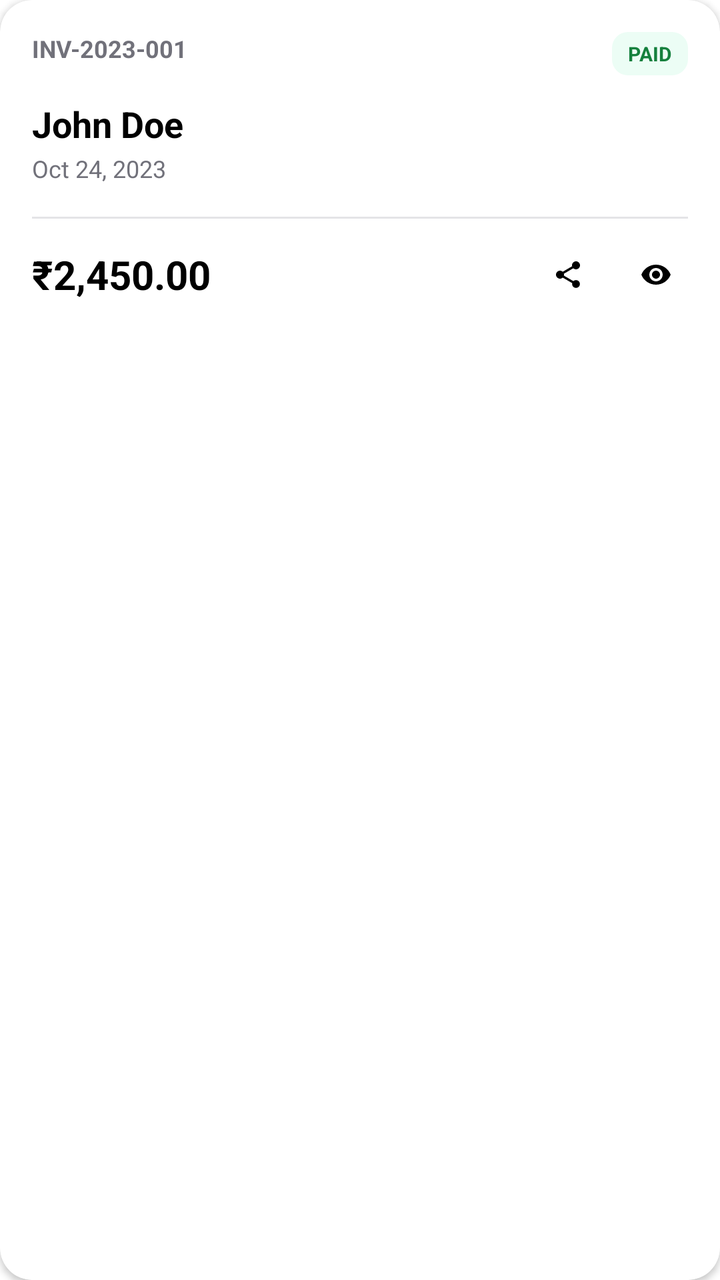
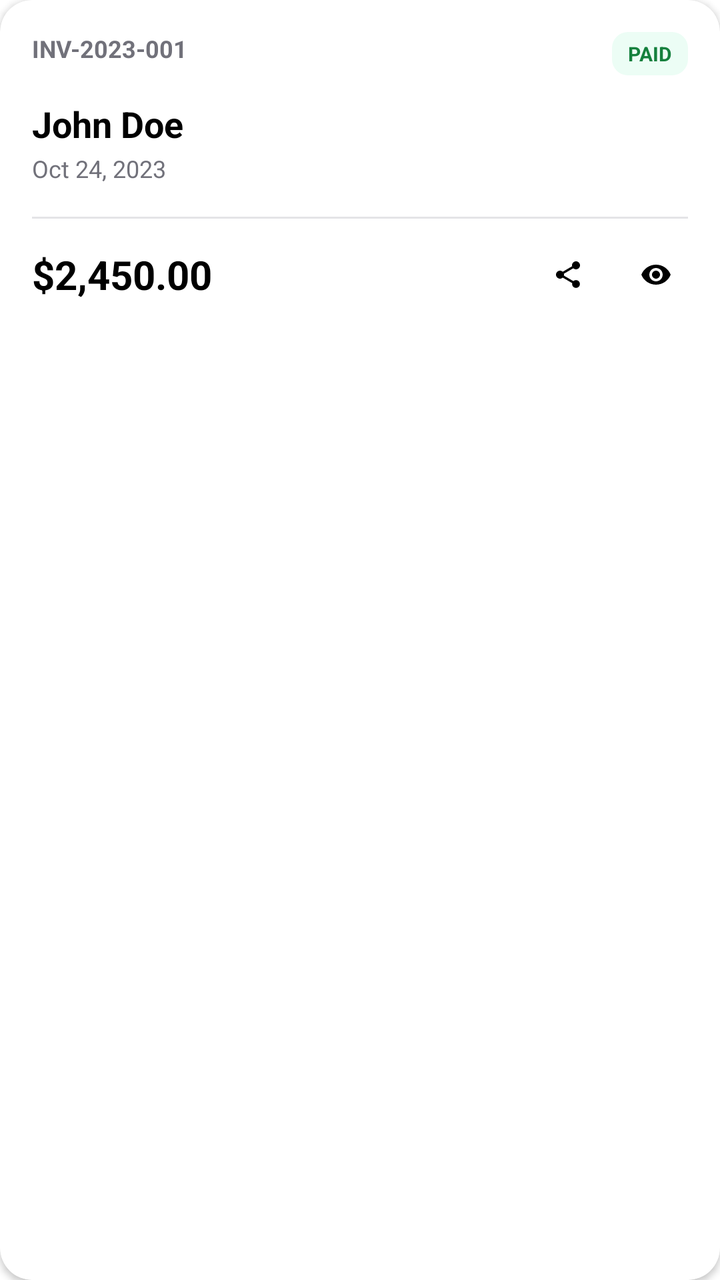

The first picture is an Android layout as it rendered before a commit; the second is the same layout after the commit. The layout source and the unified diff follow.
<!-- AndroidManifest.xml: application theme Theme.Florra -->
<!-- res/layout/item_saved_bill.xml -->
<?xml version="1.0" encoding="utf-8"?>
<androidx.cardview.widget.CardView xmlns:android="http://schemas.android.com/apk/res/android"
    xmlns:app="http://schemas.android.com/apk/res-auto"
    android:layout_width="match_parent"
    android:layout_height="wrap_content"
    android:layout_marginBottom="16dp"
    app:cardBackgroundColor="@color/white"
    app:cardCornerRadius="16dp"
    app:cardElevation="2dp">

    <LinearLayout
        android:layout_width="match_parent"
        android:layout_height="wrap_content"
        android:orientation="vertical"
        android:padding="16dp">

        
        <RelativeLayout
            android:layout_width="match_parent"
            android:layout_height="wrap_content"
            android:layout_marginBottom="12dp">

            <TextView
                android:id="@+id/tvBillNo"
                android:layout_width="wrap_content"
                android:layout_height="wrap_content"
                android:text="INV-2023-001"
                android:textColor="@color/zinc_500"
                android:textSize="12sp"
                android:textStyle="bold" />

            <TextView
                android:id="@+id/tvBillStatus"
                android:layout_width="wrap_content"
                android:layout_height="wrap_content"
                android:layout_alignParentEnd="true"
                android:background="@drawable/bg_stock_in"
                android:paddingHorizontal="8dp"
                android:paddingVertical="4dp"
                android:text="Paid"
                android:textColor="@color/emerald_700"
                android:textSize="10sp"
                android:textStyle="bold"
                android:textAllCaps="true" />

        </RelativeLayout>

        
        <LinearLayout
            android:layout_width="match_parent"
            android:layout_height="wrap_content"
            android:layout_marginBottom="16dp"
            android:orientation="vertical">

            <TextView
                android:id="@+id/tvCustomerName"
                android:layout_width="wrap_content"
                android:layout_height="wrap_content"
                android:text="John Doe"
                android:textColor="@color/primary_color"
                android:textSize="18sp"
                android:textStyle="bold"
                android:layout_marginBottom="2dp" />

            <TextView
                android:id="@+id/tvDate"
                android:layout_width="wrap_content"
                android:layout_height="wrap_content"
                android:text="Oct 24, 2023"
                android:textColor="@color/zinc_500"
                android:textSize="12sp" />

        </LinearLayout>

        
        <View
            android:layout_width="match_parent"
            android:layout_height="1dp"
            android:background="@color/zinc_200"
            android:layout_marginBottom="12dp" />

        
        <RelativeLayout
            android:layout_width="match_parent"
            android:layout_height="wrap_content">

            <TextView
                android:id="@+id/tvAmount"
                android:layout_width="wrap_content"
                android:layout_height="wrap_content"
                android:layout_centerVertical="true"
                android:text="₹2,450.00"
                android:textColor="@color/primary_color"
                android:textSize="20sp"
                android:textStyle="bold" />

            <LinearLayout
                android:layout_width="wrap_content"
                android:layout_height="wrap_content"
                android:layout_alignParentEnd="true"
                android:orientation="horizontal">

                <ImageView
                    android:id="@+id/btnShare"
                    android:layout_width="32dp"
                    android:layout_height="32dp"
                    android:layout_marginEnd="12dp"
                    android:background="@drawable/bg_icon_button"
                    android:padding="8dp"
                    android:src="@drawable/ic_share"
                    app:tint="@color/primary_color" />

                <ImageView
                    android:id="@+id/btnView"
                    android:layout_width="32dp"
                    android:layout_height="32dp"
                    android:background="@drawable/bg_icon_button"
                    android:padding="8dp"
                    android:src="@drawable/ic_visibility"
                    app:tint="@color/primary_color" />

            </LinearLayout>

        </RelativeLayout>

    </LinearLayout>

</androidx.cardview.widget.CardView>
<!-- resources referenced by this layout -->
<resources>
  <color name="emerald_700">#15803d</color>
  <color name="primary_color">#FF000000</color>
  <color name="white">#FFFFFFFF</color>
  <color name="zinc_200">#e4e4e7</color>
  <color name="zinc_500">#71717a</color>
  <!-- drawable bg_icon_button (drawable) -->
  <?xml version="1.0" encoding="utf-8"?>
  <ripple xmlns:android="http://schemas.android.com/apk/res/android"
      android:color="?attr/colorControlHighlight">
      <item android:id="@android:id/mask">
          <shape android:shape="oval">
              <solid android:color="#000000" />
          </shape>
      </item>
  </ripple>
  <!-- drawable bg_stock_in (drawable) -->
  <?xml version="1.0" encoding="utf-8"?>
  <shape xmlns:android="http://schemas.android.com/apk/res/android">
      <solid android:color="#ECFDF5" />
      <corners android:radius="8dp" />
  </shape>
  <!-- drawable ic_share (drawable) -->
  <vector xmlns:android="http://schemas.android.com/apk/res/android"
      android:width="24dp"
      android:height="24dp"
      android:viewportWidth="24"
      android:viewportHeight="24">
      <path
          android:fillColor="#FF000000"
          android:pathData="M18,16.08c-0.76,0 -1.44,0.3 -1.96,0.77L8.91,12.7c0.05,-0.23 0.09,-0.46 0.09,-0.7s-0.04,-0.47 -0.09,-0.7l7.05,-4.11c0.54,0.5 1.25,0.81 2.04,0.81 1.66,0 3,-1.34 3,-3s-1.34,-3 -3,-3 -3,1.34 -3,3c0,0.24 0.04,0.47 0.09,0.7L8.04,9.81C7.5,9.31 6.79,9 6,9c-1.66,0 -3,1.34 -3,3s1.34,3 3,3c0.79,0 1.5,-0.31 2.04,-0.81l7.12,4.16c-0.05,0.21 -0.08,0.43 -0.08,0.65 0,1.61 1.31,2.92 2.92,2.92 1.61,0 2.92,-1.31 2.92,-2.92S19.61,16.08 18,16.08z" />
  </vector>
  <!-- drawable ic_visibility (drawable) -->
  <?xml version="1.0" encoding="utf-8"?>
  <vector xmlns:android="http://schemas.android.com/apk/res/android"
      android:width="24dp"
      android:height="24dp"
      android:viewportWidth="24"
      android:viewportHeight="24"
      android:tint="?attr/colorControlNormal">
      <path
          android:fillColor="@android:color/white"
          android:pathData="M12,4.5C7,4.5 2.73,7.61 1,12c1.73,4.39 6,7.5 11,7.5s9.27,-3.11 11,-7.5c-1.73,-4.39 -6,-7.5 -11,-7.5zM12,17c-2.76,0 -5,-2.24 -5,-5s2.24,-5 5,-5 5,2.24 5,5 -2.24,5 -5,5zM12,9c-1.66,0 -3,1.34 -3,3s1.34,3 3,3 3,-1.34 3,-3 -1.34,-3 -3,-3z"/>
  </vector>
  <style name="Theme.Florra" parent="Theme.MaterialComponents.DayNight.NoActionBar">
          <item name="colorPrimary">#0F172A</item>
          <item name="colorPrimaryVariant">#0F172A</item>
          <item name="colorOnPrimary">#FFFFFF</item>
          <item name="colorSecondary">#E2E8F0</item>
          <item name="colorSecondaryVariant">#CBD5E1</item>
          <item name="colorOnSecondary">#0F172A</item>
          <item name="android:statusBarColor">@android:color/transparent</item>
          <item name="android:navigationBarColor">@android:color/transparent</item>
          <item name="android:windowLightStatusBar">true</item>
          <item name="android:windowLightNavigationBar">false</item>
      </style>
</resources>

<!-- the commit's change to res/layout/item_saved_bill.xml (unified diff, before → after) -->
@@ -89,7 +89,7 @@
                 android:layout_width="wrap_content"
                 android:layout_height="wrap_content"
                 android:layout_centerVertical="true"
-                android:text="₹2,450.00"
+                android:text="$2,450.00"
                 android:textColor="@color/primary_color"
                 android:textSize="20sp"
                 android:textStyle="bold" />
<!-- resource entries referenced after the edit -->
@@ -52,7 +52,7 @@
           <item name="colorOnSecondary">#0F172A</item>
           <item name="android:statusBarColor">@android:color/transparent</item>
           <item name="android:navigationBarColor">@android:color/transparent</item>
-          <item name="android:windowLightStatusBar">true</item>
+          <item name="android:windowLightStatusBar">false</item>
           <item name="android:windowLightNavigationBar">false</item>
       </style>
 </resources>
